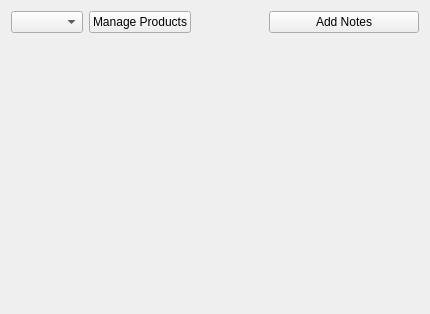
Qt form designs/xml/notes_widget.ui (daniel-deru/WorkMate-3.0) before a commit.
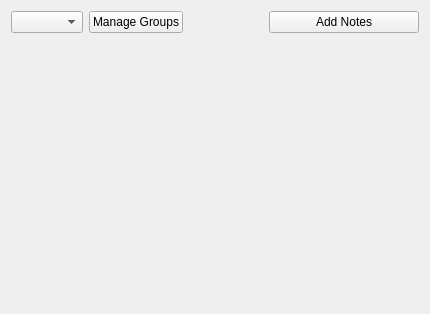
The same form after that commit.

Commit message: added windows: group window, groups window, group view window

```diff
--- a/designs/xml/notes_widget.ui
+++ b/designs/xml/notes_widget.ui
@@ -43,7 +43,7 @@
         <cursorShape>PointingHandCursor</cursorShape>
        </property>
        <property name="text">
-        <string>Manage Products</string>
+        <string>Manage Groups</string>
        </property>
       </widget>
      </item>
```
The commit also changes 16 other files.
